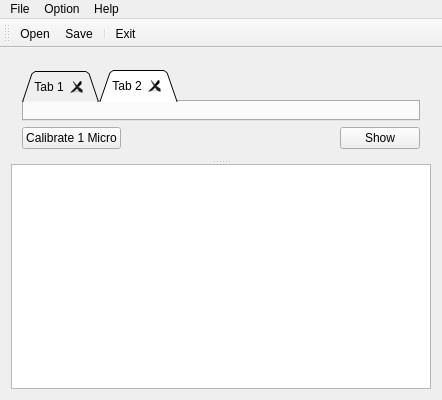
This is mainwindow.ui in dare5421/MasterMeasure as Qt 5 draws it before an edit. The edited form follows.
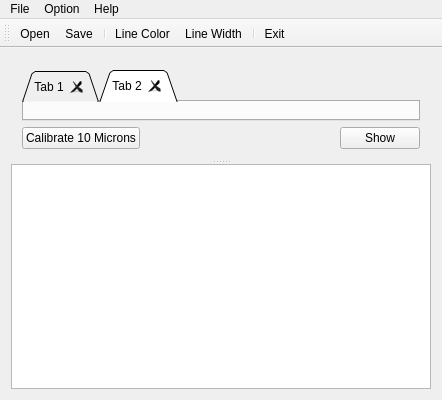
This is the edited form. Icons and pictures are not drawn.

Diff of the .ui file:
```diff
--- a/mainwindow.ui
+++ b/mainwindow.ui
@@ -71,7 +71,7 @@
           <item>
            <widget class="QPushButton" name="calibrateButton">
             <property name="text">
-             <string>Calibrate 1 Micro</string>
+             <string>Calibrate 10 Microns</string>
             </property>
            </widget>
           </item>
@@ -158,6 +158,9 @@
    <addaction name="actionOpen"/>
    <addaction name="actionSave"/>
    <addaction name="separator"/>
+   <addaction name="actionLine_Color"/>
+   <addaction name="actionLine_Width"/>
+   <addaction name="separator"/>
    <addaction name="actionExit"/>
   </widget>
   <action name="actionOpen">
```
Left out of the diff: 12 changed lines with no effect on the pictures.
